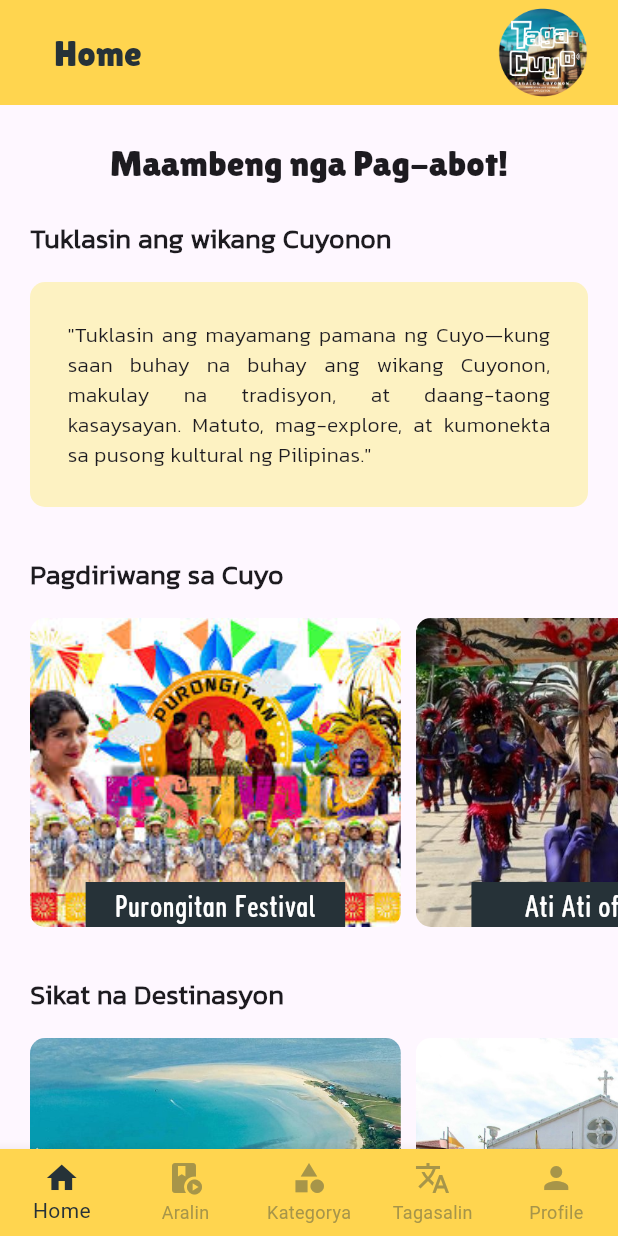
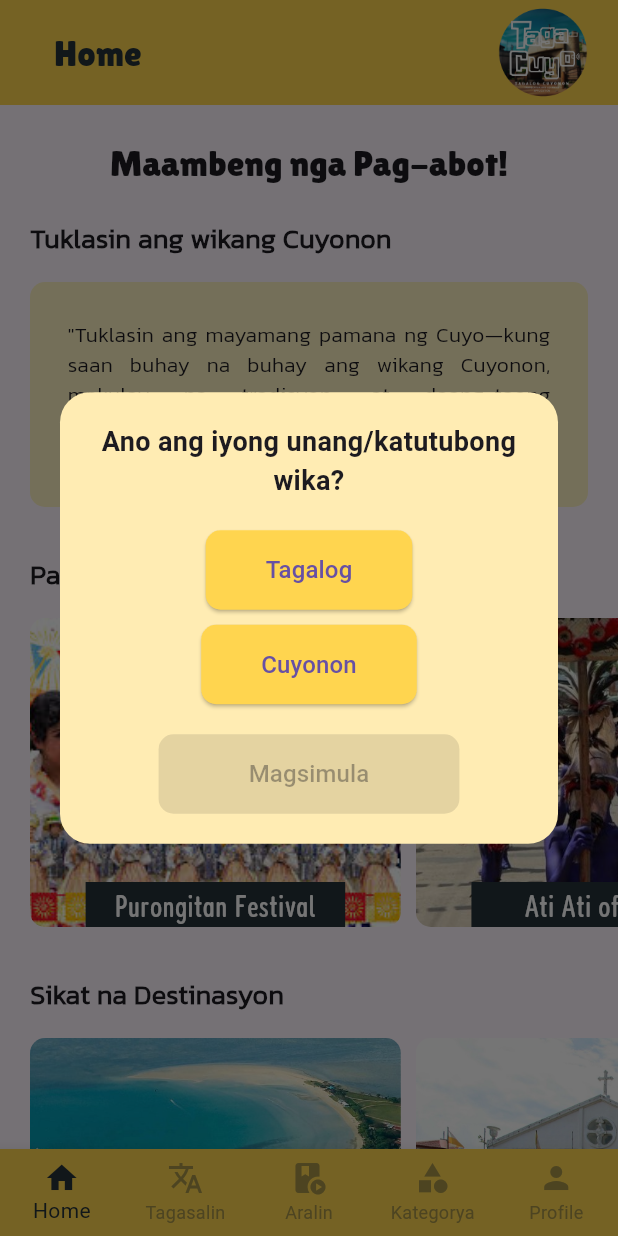
Before and after one commit to zipypie/tagacuyo, a Flutter app: the screen it shows once a user with an empty profile is signed in, on a phone screen of 412 x 824 dp. Run offline on Flutter 3.47's test engine with Material 3 defaults, Android fonts, the phone set to English and light mode, and no system bars; our stand-ins replace bloc, cloud_firestore, equatable, firebase_auth, firebase_core, firebase_storage and 5 more; missing offline and left inert: firebase_app_check; accounts and stored records are empty; project files that could hold a hidden picture were left out.

Commit message:
add streak, longest streak and survey

```diff
--- a/lib/main.dart
+++ b/lib/main.dart
@@ -1,10 +1,14 @@
-import 'package:firebase_app_check/firebase_app_check.dart';
-import 'package:firebase_core/firebase_core.dart';
 import 'package:flutter/material.dart';
 import 'package:flutter_bloc/flutter_bloc.dart';
 import 'package:hive_flutter/hive_flutter.dart';
+import 'package:firebase_core/firebase_core.dart';
+import 'package:firebase_app_check/firebase_app_check.dart';
 import 'package:path_provider/path_provider.dart';
+import 'package:taga_cuyo/src/features/screens/onboarding_screens/dialogSurvey/dialog_survey.dart';
 import 'package:taga_cuyo/src/features/services/auth_wrapper.dart';
+import 'package:taga_cuyo/src/features/services/authentication.dart';
+import 'package:taga_cuyo/src/features/services/day_count.dart';
+import 'package:taga_cuyo/src/features/services/streak_count.dart';
 import 'package:taga_cuyo/src/features/services/user_service.dart';
 import 'package:taga_cuyo/src/features/screens/main_screens/profile/profile_bloc.dart';
 import 'package:taga_cuyo/src/features/utils/logger.dart';
@@ -34,7 +38,7 @@ Future<void> main() async {
   runApp(const MyApp());
 }
 
-class MyApp extends StatefulWidget { // Change to StatefulWidget to manage lifecycle
+class MyApp extends StatefulWidget {
   const MyApp({super.key});
 
   @override
@@ -42,19 +46,77 @@ class MyApp extends StatefulWidget { // Change to StatefulWidget to manage lifec
 }
 
 class MyAppState extends State<MyApp> {
-  late UserService userService; // UserService instance
-  late UserSessionManager userSessionManager; // UserSessionManager instance
+  late UserService userService;
+  late UserSessionManager userSessionManager;
+  late StreakCounterService streakCounterService;
+  late AuthService authService;
+  bool _dialogShown = false; // Flag to prevent multiple dialogs
 
   @override
   void initState() {
     super.initState();
-    userService = UserService(); // Instantiate UserService
-    userSessionManager = UserSessionManager(userService); // Instantiate UserSessionManager
+    userService = UserService();
+    userSessionManager = UserSessionManager(userService);
+    DayCounterService dayCounterService = DayCounterService();
+    dayCounterService.updateDayInSession();
+
+    streakCounterService = StreakCounterService();
+    streakCounterService.updateStreak();
+
+    authService = AuthService(); // Initialize AuthService
+
+    _checkAndShowSurveyDialog(); // Check and show dialog
   }
+
+ Future<void> _checkAndShowSurveyDialog() async {
+  String? uid = authService.getUserId(); // Get the user's UID
+
+  if (uid != null) {
+    print("Current User UID: $uid"); // Debug print
+
+    final userData = await authService.getUserData();
+
+    // Debugging information
+    if (userData == null) {
+      print("User data is null");
+      return; // Exit early if userData is null
+    } else {
+      print("User data retrieved: ${userData.data()}");
+    }
+
+    // Check if the user has completed the survey
+    var hasCompletedSurvey = (userData.data() as Map<String, dynamic>)['hasCompletedSurvey'] ?? false;
+
+    if (!hasCompletedSurvey) { // Only show dialog if the survey is not completed
+      if (mounted && !_dialogShown) {
+        WidgetsBinding.instance.addPostFrameCallback((_) {
+          showDialog(
+            context: context,
+            builder: (BuildContext context) {
+              return SurveyDialog(
+                uid: uid,
+                onCompleted: () {
+                  _dialogShown = false; // Reset the dialogShown flag after survey is completed
+                },
+              );
+            },
+          );
+          _dialogShown = true; // Ensure the dialog is only shown once
+          print("Showing SurveyDialog for UID: $uid"); // Debug print
+        });
+      }
+    } else {
+      print("Survey already completed.");
+    }
+  } else {
+    print("No user is logged in."); // Handle case where no user is logged in
+  }
+}
+
 
   @override
   void dispose() {
-    userSessionManager.dispose(); // Dispose the session manager when the app is closed
+    userSessionManager.dispose(); // Dispose session manager
     super.dispose();
   }
 
--- a/lib/src/features/common_widgets/bottom_navigation.dart
+++ b/lib/src/features/common_widgets/bottom_navigation.dart
@@ -13,7 +13,8 @@ class CustomBottomNavigationBar extends StatefulWidget {
 
   @override
   // ignore: library_private_types_in_public_api
-  _CustomBottomNavigationBarState createState() => _CustomBottomNavigationBarState();
+  _CustomBottomNavigationBarState createState() =>
+      _CustomBottomNavigationBarState();
 }
 
 class _CustomBottomNavigationBarState extends State<CustomBottomNavigationBar> {
@@ -21,11 +22,16 @@ class _CustomBottomNavigationBarState extends State<CustomBottomNavigationBar> {
   Widget build(BuildContext context) {
     return BottomNavigationBar(
       backgroundColor: AppColors.primary,
-      type: BottomNavigationBarType.fixed, // Required when having more than 3 items
+      type: BottomNavigationBarType
+          .fixed, // Required when having more than 3 items
       items: const <BottomNavigationBarItem>[
         BottomNavigationBarItem(
           icon: Icon(Icons.home),
           label: 'Home',
+        ),
+        BottomNavigationBarItem(
+          icon: Icon(Icons.translate),
+          label: 'Tagasalin',
         ),
         BottomNavigationBarItem(
           icon: Icon(Icons.play_lesson),
@@ -36,17 +42,15 @@ class _CustomBottomNavigationBarState extends State<CustomBottomNavigationBar> {
           label: 'Kategorya',
         ),
         BottomNavigationBarItem(
-          icon: Icon(Icons.translate),
-          label: 'Tagasalin',
-        ),
-        BottomNavigationBarItem(
           icon: Icon(Icons.person),
           label: 'Profile',
         ),
       ],
       currentIndex: widget.selectedIndex, // Selected tab index
-      selectedItemColor: AppColors.titleColor, // Color of the selected icon and label
-      unselectedItemColor: const Color.fromARGB(255, 167, 149, 73), // Color of unselected icons and labels
+      selectedItemColor:
+          AppColors.titleColor, // Color of the selected icon and label
+      unselectedItemColor: const Color.fromARGB(
+          255, 167, 149, 73), // Color of unselected icons and labels
       onTap: widget.onItemTapped, // Handles tap on the bottom navigation items
     );
   }
--- a/lib/src/features/screens/main_screens/profile/profile_state.dart
+++ b/lib/src/features/screens/main_screens/profile/profile_state.dart
@@ -19,6 +19,7 @@ class ProfileLoaded extends ProfileState {
   final int minutesProgress;
   final int daysProgress;
   final int streakProgress;
+  final int longestStreakProgress;
 
   ProfileLoaded({
     required this.name,
@@ -29,6 +30,7 @@ class ProfileLoaded extends ProfileState {
     required this.minutesProgress,
     required this.daysProgress,
     required this.streakProgress,
+    required this.longestStreakProgress,
   });
 
   @override
@@ -39,7 +41,8 @@ class ProfileLoaded extends ProfileState {
         categoriesProgress,
         minutesProgress,
         daysProgress,
-        streakProgress
+        streakProgress,
+        longestStreakProgress
       ];
 }
 
--- /dev/null
+++ b/lib/src/features/screens/onboarding_screens/dialogSurvey/dialog_survey.dart
@@ -0,0 +1,109 @@
+import 'package:flutter/material.dart';
+import 'package:cloud_firestore/cloud_firestore.dart';
+import 'package:taga_cuyo/src/features/constants/colors.dart';
+import 'package:taga_cuyo/src/features/utils/logger.dart';
+
+class SurveyDialog extends StatefulWidget {
+  final String uid;
+  final VoidCallback onCompleted; // Callback for when survey is completed
+
+  const SurveyDialog({super.key, required this.uid, required this.onCompleted}); // Add onCompleted to constructor
+
+  @override
+  SurveyDialogState createState() => SurveyDialogState();
+}
+
+class SurveyDialogState extends State<SurveyDialog> {
+  String? selectedLanguage;
+
+  // Function to save the selected language to Firestore
+  Future<void> saveLanguage(String language) async {
+    final userDoc = FirebaseFirestore.instance.collection('users').doc(widget.uid);
+
+    try {
+      await userDoc.set({
+        'mother_tongue': language, // Save as 'mother_tongue' field
+        'hasCompletedSurvey': true, // Mark survey as completed
+      }, SetOptions(merge: true));
+      Logger.log("Saved language: $language"); // Log success
+      widget.onCompleted(); // Invoke the callback
+    } catch (e) {
+      Logger.log("Error saving language: $e");
+    }
+  }
+
+  @override
+  Widget build(BuildContext context) {
+    return Dialog(
+      shape: RoundedRectangleBorder(
+        borderRadius: BorderRadius.circular(20),
+      ),
+      backgroundColor: Colors.amber[100], // Background color
+      child: Padding(
+        padding: const EdgeInsets.all(20.0),
+        child: Column(
+          mainAxisSize: MainAxisSize.min,
+          children: [
+            const Text(
+              "Ano ang iyong unang/katutubong wika?",
+              textAlign: TextAlign.center,
+              style: TextStyle(
+                fontSize: 18,
+                fontWeight: FontWeight.bold,
+              ),
+            ),
+            const SizedBox(height: 20),
+
+            // Tagalog Button
+            ElevatedButton(
+              onPressed: () {
+                setState(() {
+                  selectedLanguage = "Tagalog";
+                });
+              },
+              style: ElevatedButton.styleFrom(
+                backgroundColor: selectedLanguage == "Tagalog" ? AppColors.correct : AppColors.primary,
+                shape: RoundedRectangleBorder(borderRadius: BorderRadius.circular(10)),
+                padding: const EdgeInsets.symmetric(vertical: 15, horizontal: 40),
+              ),
+              child: const Text("Tagalog", style: TextStyle(fontSize: 16)),
+            ),
+            const SizedBox(height: 10),
+
+            // Cuyonon Button
+            ElevatedButton(
+              onPressed: () {
+                setState(() {
+                  selectedLanguage = "Cuyonon";
+                });
+              },
+              style: ElevatedButton.styleFrom(
+                backgroundColor: selectedLanguage == "Cuyonon" ? AppColors.correct : AppColors.primary,
+                shape: RoundedRectangleBorder(borderRadius: BorderRadius.circular(10)),
+                padding: const EdgeInsets.symmetric(vertical: 15, horizontal: 40),
+              ),
+              child: const Text("Cuyonon", style: TextStyle(fontSize: 16)),
+            ),
+            const SizedBox(height: 20),
+
+            // Magsimula Button
+            ElevatedButton(
+              onPressed: selectedLanguage != null
+                  ? () {
+                      saveLanguage(selectedLanguage!);
+                      Navigator.of(context).pop(); // Close the dialog
+                    }
+                  : null,
+              style: ElevatedButton.styleFrom(
+                backgroundColor: Colors.orange, // Button color
+                shape: RoundedRectangleBorder(borderRadius: BorderRadius.circular(10)),
+                padding: const EdgeInsets.symmetric(vertical: 15, horizontal: 60),
+              ),
+              child: const Text("Magsimula", style: TextStyle(fontSize: 16)),
+            ),
+          ],
+        ),
+      ),
+    );
+  }
+}
--- a/lib/src/features/services/authentication.dart
+++ b/lib/src/features/services/authentication.dart
@@ -72,6 +72,7 @@ Future<String> signUpUser({
   required int age, // Now using int for age
   required String gender,
   String? profileImage,
+  String? motherTounge,
 }) async {
   String res = "Some error occurred";
   try {
@@ -93,6 +94,8 @@ Future<String> signUpUser({
       'uid': uid,
       'date_joined': DateTime.now(),
       'profile_image': profileImage ?? '', // Default to empty string if null
+      'mother_tongue': motherTounge ?? '',
+      'hasCompletedSurvey': false, // Always set to false
     });
 
     // Add progress details to 'user_progress' collection with default values
@@ -111,6 +114,8 @@ Future<String> signUpUser({
   }
   return res;
 }
+
+
 
 
   // Log in a user
```
Also changed, not shown: lib/src/features/screens/main_screens/home/explore_page.dart (+35 -1 lines), lib/src/features/screens/main_screens/home/home_screen.dart (+5 -3 lines), lib/src/features/screens/main_screens/profile/profile_bloc.dart (+7 -4 lines), lib/src/features/screens/main_screens/profile/profile_screen.dart (+14 -3 lines), lib/src/features/services/day_count.dart (added, +56 -0 lines), lib/src/features/services/streak_count.dart (added, +101 -0 lines), lib/src/features/utils/user_session_manager.dart (+17 -22 lines), 5 other files.
